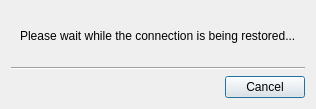
Old version of the form client/nx_client_desktop/src/ui/dialogs/reconnect_info_dialog.ui in the repository networkoptix/nx_open.
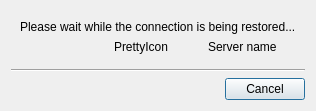
New version of the form. Custom widgets are drawn as their Qt base class.

Commit message:
VMS-4333 Optimizing client dialogs for big amount of servers
AboutDialog uses QTableView to show server list, instead of multiline QLabel.

Notification about version mismatch uses QTableView to show server list,
instead of multiline text.

ReconnectInfoDialog now shows only one current server.

<==== Mercurial data ====>
Branch: vms

```diff
--- a/client/nx_client_desktop/src/ui/dialogs/reconnect_info_dialog.ui
+++ b/client/nx_client_desktop/src/ui/dialogs/reconnect_info_dialog.ui
@@ -31,7 +31,25 @@
        </widget>
       </item>
       <item>
-       <layout class="QGridLayout" name="gridLayout"/>
+       <layout class="QGridLayout" name="gridLayout">
+        <item row="0" column="0">
+         <widget class="QnProgressWidget" name="progressWidget" native="true"/>
+        </item>
+        <item row="0" column="1">
+         <widget class="QLabel" name="iconLabel">
+          <property name="text">
+           <string>PrettyIcon</string>
+          </property>
+         </widget>
+        </item>
+        <item row="0" column="2">
+         <widget class="QLabel" name="nameLabel">
+          <property name="text">
+           <string>Server name</string>
+          </property>
+         </widget>
+        </item>
+       </layout>
       </item>
      </layout>
     </widget>
@@ -52,6 +70,14 @@
    </item>
   </layout>
  </widget>
+ <customwidgets>
+  <customwidget>
+   <class>QnProgressWidget</class>
+   <extends>QWidget</extends>
+   <header location="global">ui/widgets/common/progress_widget.h</header>
+   <container>1</container>
+  </customwidget>
+ </customwidgets>
  <resources/>
  <connections/>
 </ui>
```
The commit also changes 11 other files.
